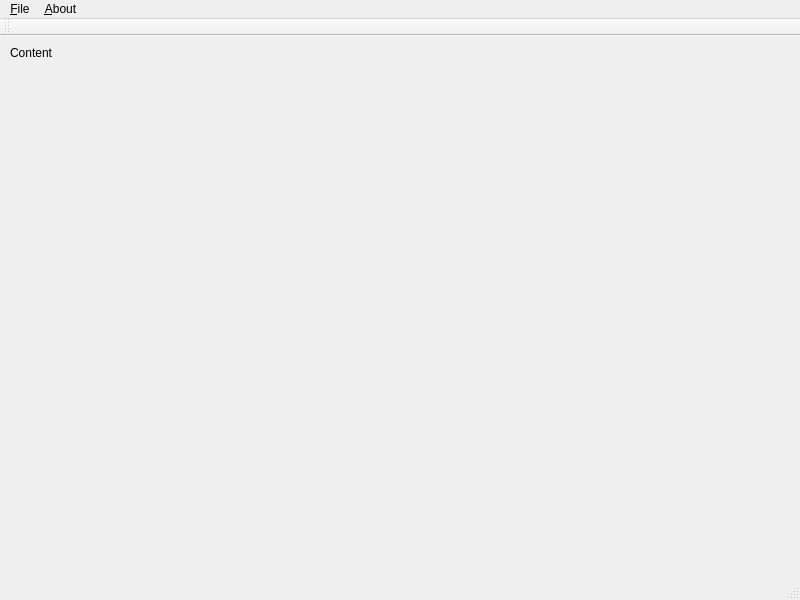
Qt form src/window/mainwindow.ui (eugene-melnik/spending-control) before a commit.
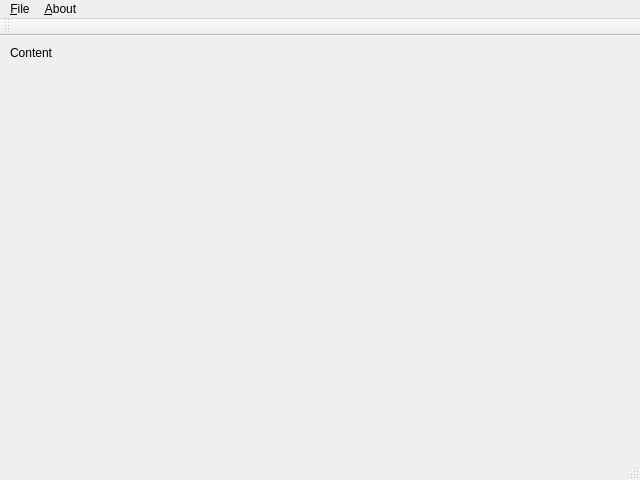
The same form after that commit.

What changed in the file:
```diff
--- a/src/window/mainwindow.ui
+++ b/src/window/mainwindow.ui
@@ -6,8 +6,8 @@
    <rect>
     <x>0</x>
     <y>0</y>
-    <width>800</width>
-    <height>600</height>
+    <width>640</width>
+    <height>480</height>
    </rect>
   </property>
   <property name="windowTitle">
@@ -33,7 +33,7 @@
     <rect>
      <x>0</x>
      <y>0</y>
-     <width>800</width>
+     <width>640</width>
      <height>23</height>
     </rect>
    </property>
```
